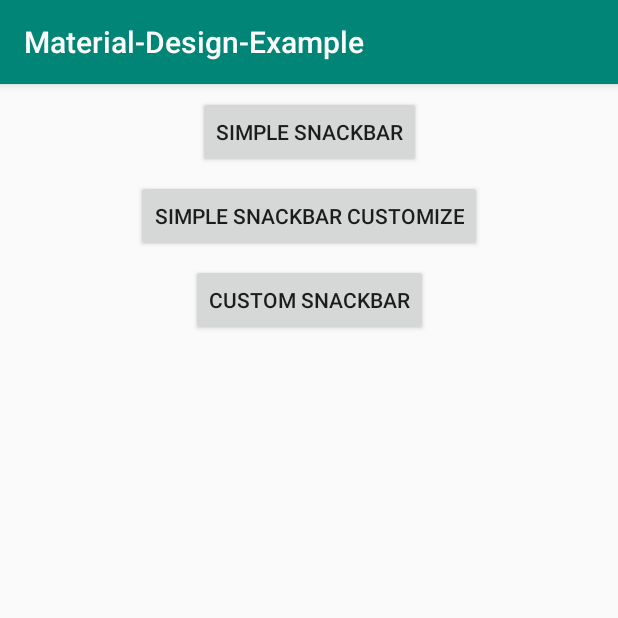
After one commit to giorgospat/material-design, an Android app: the SnackbarActivity screen opened directly, with no data from a screen before it, on a phone screen of 412 x 824 dp, the top half of it. The commit adds this screen. Run offline under Robolectric (Android 15) with nearby library versions, the phone set to English and light mode, and no system bars.

Commit message:
snackbar implementation

```diff
--- a/app/src/main/AndroidManifest.xml
+++ b/app/src/main/AndroidManifest.xml
@@ -1,5 +1,6 @@
 <?xml version="1.0" encoding="utf-8"?>
 <manifest xmlns:android="http://schemas.android.com/apk/res/android"
+    xmlns:tools="http://schemas.android.com/tools"
     package="com.patronas.material_design_example">
 
     <application
@@ -8,7 +9,8 @@
         android:label="@string/app_name"
         android:roundIcon="@mipmap/ic_launcher_round"
         android:supportsRtl="true"
-        android:theme="@style/AppTheme">
+        android:theme="@style/AppTheme"
+        tools:ignore="AllowBackup,GoogleAppIndexingWarning">
         <activity android:name=".MainActivity">
             <intent-filter>
                 <action android:name="android.intent.action.MAIN" />
@@ -16,6 +18,7 @@
                 <category android:name="android.intent.category.LAUNCHER" />
             </intent-filter>
         </activity>
+        <activity android:name=".SnackbarActivity"/>
     </application>
 
 </manifest>
--- /dev/null
+++ b/app/src/main/java/com/patronas/material_design_example/SnackbarActivity.java
@@ -0,0 +1,102 @@
+package com.patronas.material_design_example;
+
+import android.content.Context;
+import android.os.Bundle;
+import android.support.constraint.ConstraintLayout;
+import android.support.design.widget.Snackbar;
+import android.support.v7.app.AppCompatActivity;
+import android.view.LayoutInflater;
+import android.view.View;
+import android.widget.Button;
+import android.widget.LinearLayout;
+import android.widget.TextView;
+import android.widget.Toast;
+
+public class SnackbarActivity extends AppCompatActivity implements View.OnClickListener {
+
+    private ConstraintLayout costraint_parent;
+
+    @Override
+    protected void onCreate(Bundle savedInstanceState) {
+        super.onCreate(savedInstanceState);
+        setContentView(R.layout.snackbar_activity);
+
+        initViews();
+    }
+
+    private void initViews() {
+        Button btn_simple_snack = findViewById(R.id.btn_simple_snack);
+        btn_simple_snack.setOnClickListener(this);
+        Button btn_custom_snack = findViewById(R.id.btn_custom_snack);
+        btn_custom_snack.setOnClickListener(this);
+        Button btn_simple_snack_customize = findViewById(R.id.btn_simple_snack_customize);
+        btn_simple_snack_customize.setOnClickListener(this);
+        costraint_parent = findViewById(R.id.costraint_parent);
+    }
+
+    @Override
+    public void onClick(View view) {
+        switch (view.getId()) {
+            case R.id.btn_simple_snack:
+                displaySimpleSnack();
+                break;
+            case R.id.btn_custom_snack:
+                displayCustomSnack();
+                break;
+            case R.id.btn_simple_snack_customize:
+                displaySimpleSnackCustomized();
+                break;
+        }
+    }
+
+
+    private void displaySimpleSnack() {
+        Snackbar snackbar = Snackbar
+                .make(costraint_parent, R.string.snackbar_simple_message, Snackbar.LENGTH_LONG)
+                /*
+                 optional actions on snackbar
+                 */
+                .setAction(getString(R.string.close), new View.OnClickListener() {
+                    @Override
+                    public void onClick(View view) {
+                        Toast.makeText(SnackbarActivity.this, getString(R.string.simple_snackbar_click_toast), Toast.LENGTH_SHORT).show();
+                    }
+                });
+        snackbar.show();
+    }
+
+
+    private void displaySimpleSnackCustomized() {
+        Snackbar snackbar = Snackbar
+                .make(costraint_parent, R.string.snackbar_simple_message, Snackbar.LENGTH_SHORT);
+
+        View snackBarView = snackbar.getView();
+        snackBarView.setBackgroundColor(getResources().getColor(R.color.colorAccent));
+        TextView textView = snackBarView.findViewById(android.support.design.R.id.snackbar_text);
+        textView.setTextColor(getResources().getColor(R.color.colorPrimaryDark));
+
+        snackbar.show();
+    }
+
+
+    private void displayCustomSnack() {
+        final Snackbar customSnackbar = Snackbar.make(costraint_parent, "", Snackbar.LENGTH_INDEFINITE);
+        Snackbar.SnackbarLayout layout = (Snackbar.SnackbarLayout) customSnackbar.getView();
+
+        LayoutInflater mInflater = (LayoutInflater) SnackbarActivity.this.getSystemService(Context.LAYOUT_INFLATER_SERVICE);
+
+        View snackView = mInflater.inflate(R.layout.custom_layout_snackbar, null);
+        LinearLayout linear_custom_snack_container = snackView.findViewById(R.id.linear_custom_snack_container);
+        linear_custom_snack_container.setOnClickListener(new View.OnClickListener() {
+            @Override
+            public void onClick(View view) {
+                Toast.makeText(SnackbarActivity.this, getString(R.string.custom_snackbar_click_toast), Toast.LENGTH_SHORT).show();
+                customSnackbar.dismiss();
+            }
+        });
+        layout.setPadding(0, 0, 0, 0);
+        layout.addView(snackView, 0);
+        customSnackbar.show();
+    }
+
+}
--- /dev/null
+++ b/app/src/main/res/layout/snackbar_activity.xml
@@ -0,0 +1,42 @@
+<?xml version="1.0" encoding="utf-8"?>
+<android.support.constraint.ConstraintLayout xmlns:android="http://schemas.android.com/apk/res/android"
+    xmlns:app="http://schemas.android.com/apk/res-auto"
+    android:id="@+id/costraint_parent"
+    android:layout_width="match_parent"
+    android:layout_height="match_parent">
+
+    <Button
+        android:id="@+id/btn_simple_snack"
+        android:layout_width="wrap_content"
+        android:layout_height="wrap_content"
+        android:layout_marginTop="8dp"
+        android:text="@string/label_simple_snack"
+        app:layout_constraintEnd_toEndOf="parent"
+        app:layout_constraintHorizontal_bias="0.5"
+        app:layout_constraintStart_toStartOf="parent"
+        app:layout_constraintTop_toTopOf="parent" />
+
+    <Button
+        android:id="@+id/btn_simple_snack_customize"
+        android:layout_width="wrap_content"
+        android:layout_height="wrap_content"
+        android:layout_marginTop="8dp"
+        android:text="@string/label_simple_snack_customize"
+        app:layout_constraintEnd_toEndOf="parent"
+        app:layout_constraintHorizontal_bias="0.5"
+        app:layout_constraintStart_toStartOf="parent"
+        app:layout_constraintTop_toBottomOf="@+id/btn_simple_snack" />
+
+    <Button
+        android:id="@+id/btn_custom_snack"
+        android:layout_width="wrap_content"
+        android:layout_height="wrap_content"
+        android:layout_marginTop="8dp"
+        android:text="@string/label_custom_snack"
+        app:layout_constraintEnd_toEndOf="parent"
+        app:layout_constraintHorizontal_bias="0.5"
+        app:layout_constraintStart_toStartOf="parent"
+        app:layout_constraintTop_toBottomOf="@+id/btn_simple_snack_customize" />
+
+
+</android.support.constraint.ConstraintLayout>
--- /dev/null
+++ b/app/src/main/res/values/dimens.xml
@@ -0,0 +1,4 @@
+<?xml version="1.0" encoding="utf-8"?>
+<resources>
+    <dimen name="standard_10">10dp</dimen>
+</resources>
--- a/app/src/main/res/values/strings.xml
+++ b/app/src/main/res/values/strings.xml
@@ -1,3 +1,12 @@
 <resources>
     <string name="app_name">Material-Design-Example</string>
+    <string name="label_snackbar">Snackbar</string>
+    <string name="label_simple_snack">Simple Snackbar</string>
+    <string name="label_custom_snack">Custom Snackbar</string>
+    <string name="snackbar_simple_message">This is a simple snackbar!</string>
+    <string name="simple_snackbar_click_toast">Simple snackbar closed</string>
+    <string name="custom_snackbar_click_toast">Custom snackbar closed</string>
+    <string name="close">Close</string>
+    <string name="snackbar_custom_message">This is a custom snackbar. Inflating custom layouts to snackbar are discouraged by Android though. Snackbar\'s intended use is to show a message and an action. They\'re essentially like interactive toasts.</string>
+    <string name="label_simple_snack_customize">Simple snackbar customize</string>
 </resources>
```
Also changed, not shown: app/src/main/java/com/patronas/material_design_example/MainActivity.java (+16 -0 lines), app/src/main/res/layout/activity_main.xml (+7 -5 lines), app/src/main/res/layout/custom_layout_snackbar.xml (added, +35 -0 lines).
